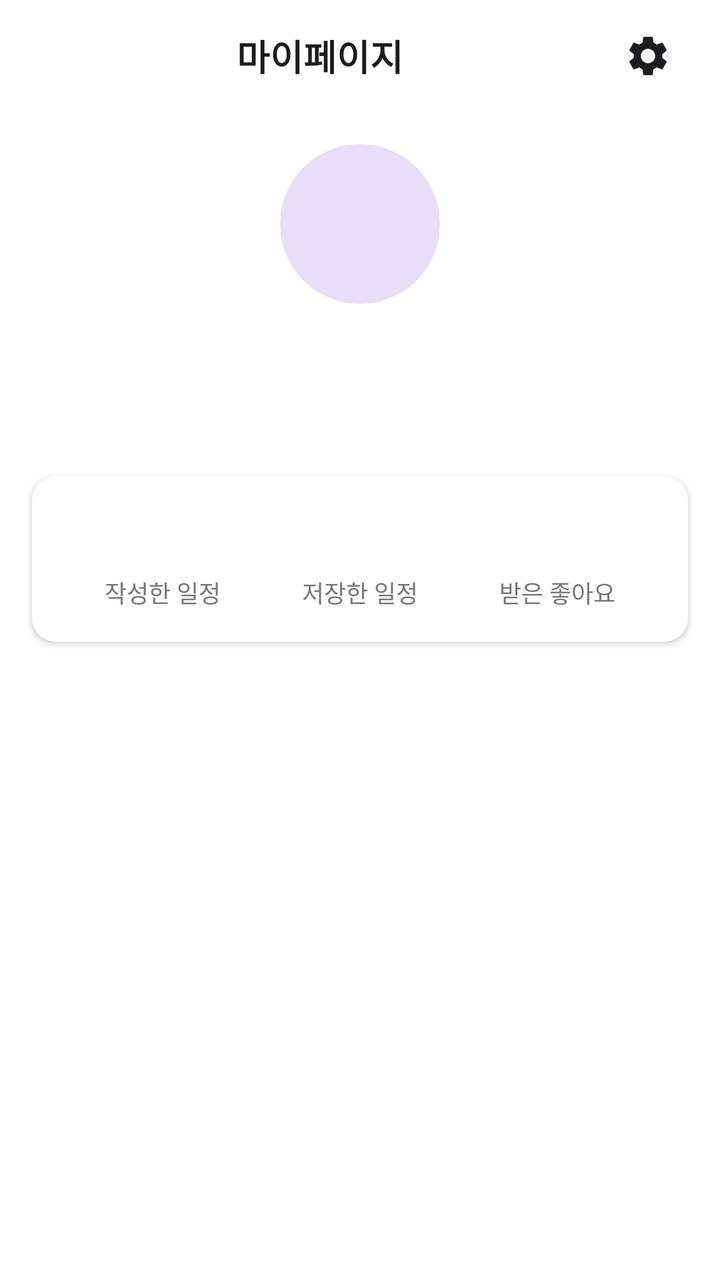
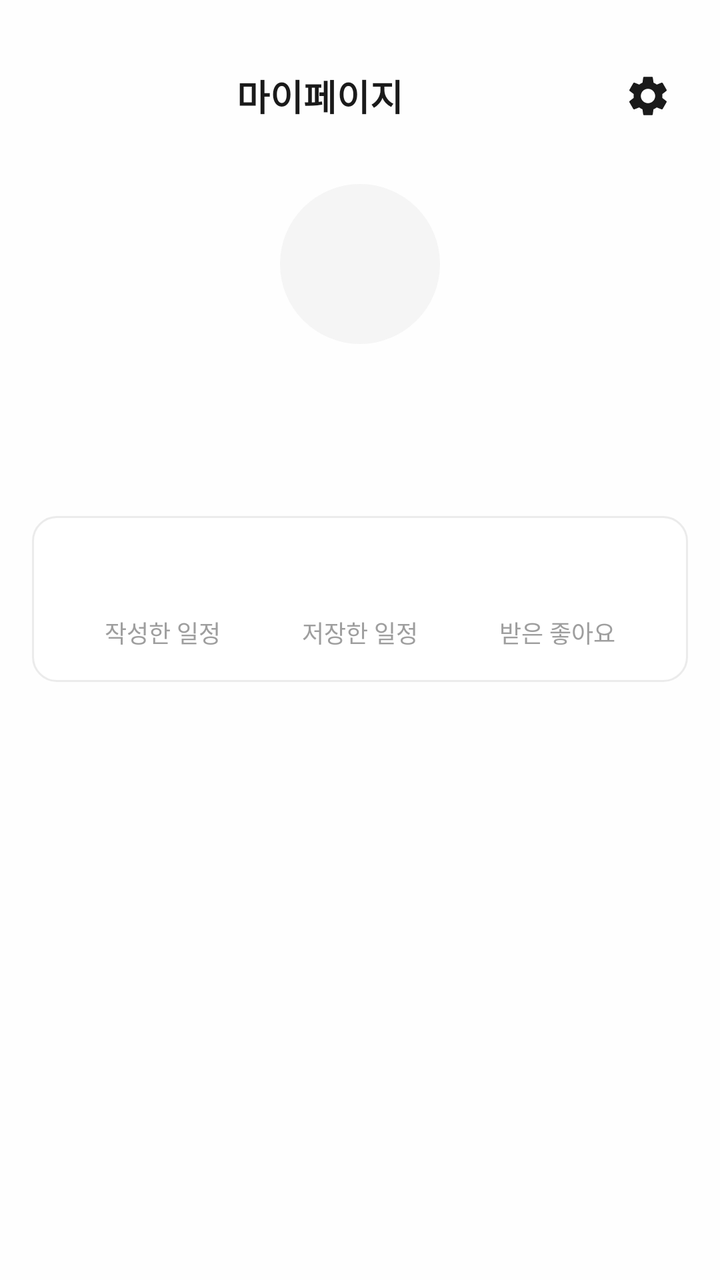

The first picture is an Android layout as it rendered before a commit; the second is the same layout after the commit. The layout source and the unified diff follow.
<!-- AndroidManifest.xml: application theme Theme.TripShare -->
<!-- res/layout/fragment_profile.xml -->
<?xml version="1.0" encoding="utf-8"?>
<ScrollView xmlns:android="http://schemas.android.com/apk/res/android"
    android:layout_width="match_parent"
    android:layout_height="match_parent"
    android:background="@color/white"
    android:fillViewport="true">

    <LinearLayout
        android:layout_width="match_parent"
        android:layout_height="wrap_content"
        android:orientation="vertical">

        <LinearLayout
            android:layout_width="match_parent"
            android:layout_height="56dp"
            android:gravity="center_vertical"
            android:orientation="horizontal"
            android:paddingHorizontal="16dp">

            <TextView
                android:layout_width="0dp"
                android:layout_height="wrap_content"
                android:layout_weight="1"
                android:gravity="center"
                android:text="@string/my_page"
                android:textColor="@color/text_primary"
                android:textSize="18sp"
                android:textStyle="bold" />

            <ImageButton
                android:id="@+id/btn_settings"
                android:layout_width="40dp"
                android:layout_height="40dp"
                android:background="?attr/selectableItemBackgroundBorderless"
                android:contentDescription="@null"
                android:src="@drawable/ic_settings" />
        </LinearLayout>

        <View
            android:layout_width="80dp"
            android:layout_height="80dp"
            android:layout_gravity="center_horizontal"
            android:layout_marginTop="16dp"
            android:background="@drawable/bg_profile_circle" />

        <TextView
            android:id="@+id/tv_nickname"
            android:layout_width="wrap_content"
            android:layout_height="wrap_content"
            android:layout_gravity="center_horizontal"
            android:layout_marginTop="12dp"
            android:textColor="@color/text_primary"
            android:textSize="20sp"
            android:textStyle="bold" />

        <TextView
            android:id="@+id/tv_bio"
            android:layout_width="wrap_content"
            android:layout_height="wrap_content"
            android:layout_gravity="center_horizontal"
            android:layout_marginTop="4dp"
            android:textColor="@color/text_secondary"
            android:textSize="14sp" />

        <LinearLayout
            android:layout_width="match_parent"
            android:layout_height="wrap_content"
            android:layout_marginHorizontal="16dp"
            android:layout_marginTop="24dp"
            android:background="@drawable/bg_rounded_card"
            android:elevation="2dp"
            android:orientation="horizontal"
            android:padding="16dp">

            <LinearLayout
                android:layout_width="0dp"
                android:layout_height="wrap_content"
                android:layout_weight="1"
                android:gravity="center"
                android:orientation="vertical">

                <TextView
                    android:id="@+id/tv_created_count"
                    android:layout_width="wrap_content"
                    android:layout_height="wrap_content"
                    android:textColor="@color/purple_primary"
                    android:textSize="22sp"
                    android:textStyle="bold" />

                <TextView
                    android:layout_width="wrap_content"
                    android:layout_height="wrap_content"
                    android:layout_marginTop="4dp"
                    android:text="@string/created_count"
                    android:textColor="@color/text_hint"
                    android:textSize="12sp" />
            </LinearLayout>

            <LinearLayout
                android:layout_width="0dp"
                android:layout_height="wrap_content"
                android:layout_weight="1"
                android:gravity="center"
                android:orientation="vertical">

                <TextView
                    android:id="@+id/tv_saved_count"
                    android:layout_width="wrap_content"
                    android:layout_height="wrap_content"
                    android:textColor="@color/purple_primary"
                    android:textSize="22sp"
                    android:textStyle="bold" />

                <TextView
                    android:layout_width="wrap_content"
                    android:layout_height="wrap_content"
                    android:layout_marginTop="4dp"
                    android:text="@string/saved_count"
                    android:textColor="@color/text_hint"
                    android:textSize="12sp" />
            </LinearLayout>

            <LinearLayout
                android:layout_width="0dp"
                android:layout_height="wrap_content"
                android:layout_weight="1"
                android:gravity="center"
                android:orientation="vertical">

                <TextView
                    android:id="@+id/tv_likes_count"
                    android:layout_width="wrap_content"
                    android:layout_height="wrap_content"
                    android:textColor="@color/purple_primary"
                    android:textSize="22sp"
                    android:textStyle="bold" />

                <TextView
                    android:layout_width="wrap_content"
                    android:layout_height="wrap_content"
                    android:layout_marginTop="4dp"
                    android:text="@string/likes_received"
                    android:textColor="@color/text_hint"
                    android:textSize="12sp" />
            </LinearLayout>
        </LinearLayout>

        <androidx.recyclerview.widget.RecyclerView
            android:id="@+id/rv_menu"
            android:layout_width="match_parent"
            android:layout_height="wrap_content"
            android:layout_marginTop="16dp"
            android:nestedScrollingEnabled="false" />
    </LinearLayout>
</ScrollView>
<!-- resources referenced by this layout -->
<resources>
  <color name="purple_primary">#6750A4</color>
  <color name="text_hint">#79747E</color>
  <color name="text_primary">#1C1B1F</color>
  <color name="text_secondary">#49454F</color>
  <color name="white">#FFFFFFFF</color>
  <!-- drawable bg_profile_circle (drawable) -->
  <?xml version="1.0" encoding="utf-8"?>
  <shape xmlns:android="http://schemas.android.com/apk/res/android"
      android:shape="oval">
      <solid android:color="@color/purple_light" />
  </shape>
  <!-- drawable bg_rounded_card (drawable) -->
  <?xml version="1.0" encoding="utf-8"?>
  <shape xmlns:android="http://schemas.android.com/apk/res/android"
      android:shape="rectangle">
      <solid android:color="@color/card_bg" />
      <corners android:radius="12dp" />
  </shape>
  <!-- drawable ic_settings (drawable) -->
  <vector xmlns:android="http://schemas.android.com/apk/res/android"
      android:width="24dp"
      android:height="24dp"
      android:viewportWidth="24"
      android:viewportHeight="24">
      <path
          android:fillColor="@color/text_primary"
          android:pathData="M19.14,12.94c0.04,-0.31 0.06,-0.63 0.06,-0.94 0,-0.31 -0.02,-0.63 -0.06,-0.94l2.03,-1.58c0.18,-0.14 0.23,-0.41 0.12,-0.61l-1.92,-3.32c-0.12,-0.22 -0.37,-0.29 -0.59,-0.22l-2.39,0.96c-0.5,-0.38 -1.03,-0.7 -1.62,-0.94L14.4,2.81c-0.04,-0.24 -0.24,-0.41 -0.48,-0.41h-3.84c-0.24,0 -0.43,0.17 -0.47,0.41L9.25,5.35C8.66,5.59 8.12,5.92 7.63,6.29L5.24,5.33c-0.22,-0.08 -0.47,0 -0.59,0.22L2.74,8.87C2.62,9.08 2.66,9.34 2.86,9.48l2.03,1.58C4.84,11.37 4.8,11.69 4.8,12s0.02,0.63 0.06,0.94l-2.03,1.58c-0.18,0.14 -0.23,0.41 -0.12,0.61l1.92,3.32c0.12,0.22 0.37,0.29 0.59,0.22l2.39,-0.96c0.5,0.38 1.03,0.7 1.62,0.94l0.36,2.54c0.05,0.24 0.24,0.41 0.48,0.41h3.84c0.24,0 0.44,-0.17 0.47,-0.41l0.36,-2.54c0.59,-0.24 1.13,-0.56 1.62,-0.94l2.39,0.96c0.22,0.08 0.47,0 0.59,-0.22l1.92,-3.32c0.12,-0.22 0.07,-0.47 -0.12,-0.61l-2.01,-1.58zM12,15.6c-1.98,0 -3.6,-1.62 -3.6,-3.6s1.62,-3.6 3.6,-3.6 3.6,1.62 3.6,3.6 -1.62,3.6 -3.6,3.6z" />
  </vector>
  <string name="created_count">작성한 일정</string>
  <string name="likes_received">받은 좋아요</string>
  <string name="my_page">마이페이지</string>
  <string name="saved_count">저장한 일정</string>
  <style name="Theme.TripShare" parent="Base.Theme.TripShare" />
  <color name="purple_light">#E8DEF8</color>
  <color name="card_bg">#FFFFFF</color>
  <style name="Base.Theme.TripShare" parent="Theme.Material3.DayNight.NoActionBar">
          <item name="colorPrimary">@color/purple_primary</item>
          <item name="colorPrimaryDark">@color/purple_dark</item>
          <item name="colorAccent">@color/purple_primary</item>
          <item name="android:statusBarColor">@color/white</item>
          <item name="android:windowLightStatusBar">true</item>
          <item name="android:navigationBarColor">@color/white</item>
      </style>
  <color name="purple_dark">#4F378B</color>
</resources>

<!-- the commit's change to res/layout/fragment_profile.xml (unified diff, before → after) -->
@@ -2,8 +2,10 @@
 <ScrollView xmlns:android="http://schemas.android.com/apk/res/android"
     android:layout_width="match_parent"
     android:layout_height="match_parent"
-    android:background="@color/white"
-    android:fillViewport="true">
+    android:background="@color/background"
+    android:fillViewport="true"
+    android:fitsSystemWindows="true"
+    android:paddingTop="@dimen/screen_top_extra">
 
     <LinearLayout
         android:layout_width="match_parent"
@@ -68,7 +70,6 @@
             android:layout_marginHorizontal="16dp"
             android:layout_marginTop="24dp"
             android:background="@drawable/bg_rounded_card"
-            android:elevation="2dp"
             android:orientation="horizontal"
             android:padding="16dp">
 
@@ -83,7 +84,7 @@
                     android:id="@+id/tv_created_count"
                     android:layout_width="wrap_content"
                     android:layout_height="wrap_content"
-                    android:textColor="@color/purple_primary"
+                    android:textColor="@color/text_primary"
                     android:textSize="22sp"
                     android:textStyle="bold" />
 
@@ -107,7 +108,7 @@
                     android:id="@+id/tv_saved_count"
                     android:layout_width="wrap_content"
                     android:layout_height="wrap_content"
-                    android:textColor="@color/purple_primary"
+                    android:textColor="@color/text_primary"
                     android:textSize="22sp"
                     android:textStyle="bold" />
 
@@ -131,7 +132,7 @@
                     android:id="@+id/tv_likes_count"
                     android:layout_width="wrap_content"
                     android:layout_height="wrap_content"
-                    android:textColor="@color/purple_primary"
+                    android:textColor="@color/text_primary"
                     android:textSize="22sp"
                     android:textStyle="bold" />
 
<!-- resource entries referenced after the edit -->
@@ -1,21 +1,25 @@
 <!-- resources referenced by this layout -->
 <resources>
-  <color name="purple_primary">#6750A4</color>
-  <color name="text_hint">#79747E</color>
-  <color name="text_primary">#1C1B1F</color>
-  <color name="text_secondary">#49454F</color>
-  <color name="white">#FFFFFFFF</color>
+  <color name="background">#FEFEFE</color>
+  <color name="purple_primary">#5C43C2</color>
+  <color name="text_hint">#9E9E9E</color>
+  <color name="text_primary">#1A1A1A</color>
+  <color name="text_secondary">#5C5C5C</color>
+  <dimen name="screen_top_extra">20dp</dimen>
   <!-- drawable bg_profile_circle (drawable) -->
   <?xml version="1.0" encoding="utf-8"?>
   <shape xmlns:android="http://schemas.android.com/apk/res/android"
       android:shape="oval">
-      <solid android:color="@color/purple_light" />
+      <solid android:color="@color/surface_subtle" />
   </shape>
   <!-- drawable bg_rounded_card (drawable) -->
   <?xml version="1.0" encoding="utf-8"?>
   <shape xmlns:android="http://schemas.android.com/apk/res/android"
       android:shape="rectangle">
       <solid android:color="@color/card_bg" />
+      <stroke
+          android:width="1dp"
+          android:color="@color/divider" />
       <corners android:radius="12dp" />
   </shape>
   <!-- drawable ic_settings (drawable) -->
@@ -33,16 +37,22 @@
   <string name="my_page">마이페이지</string>
   <string name="saved_count">저장한 일정</string>
   <style name="Theme.TripShare" parent="Base.Theme.TripShare" />
-  <color name="purple_light">#E8DEF8</color>
+  <color name="surface_subtle">#F5F5F5</color>
   <color name="card_bg">#FFFFFF</color>
+  <color name="divider">#EBEBEB</color>
   <style name="Base.Theme.TripShare" parent="Theme.Material3.DayNight.NoActionBar">
           <item name="colorPrimary">@color/purple_primary</item>
           <item name="colorPrimaryDark">@color/purple_dark</item>
           <item name="colorAccent">@color/purple_primary</item>
-          <item name="android:statusBarColor">@color/white</item>
+          <item name="android:colorBackground">@color/background</item>
+          <item name="colorSurface">@color/card_bg</item>
+          <item name="android:windowBackground">@color/background</item>
+          <item name="android:statusBarColor">@color/background</item>
           <item name="android:windowLightStatusBar">true</item>
-          <item name="android:navigationBarColor">@color/white</item>
+          <item name="android:navigationBarColor">@color/background</item>
+          <item name="android:windowLightNavigationBar" tools:targetApi="27">true</item>
+          <item name="android:windowOptOutEdgeToEdgeEnforcement" tools:targetApi="35">true</item>
       </style>
-  <color name="purple_dark">#4F378B</color>
+  <color name="purple_dark">#4A35A0</color>
 </resources>
 
